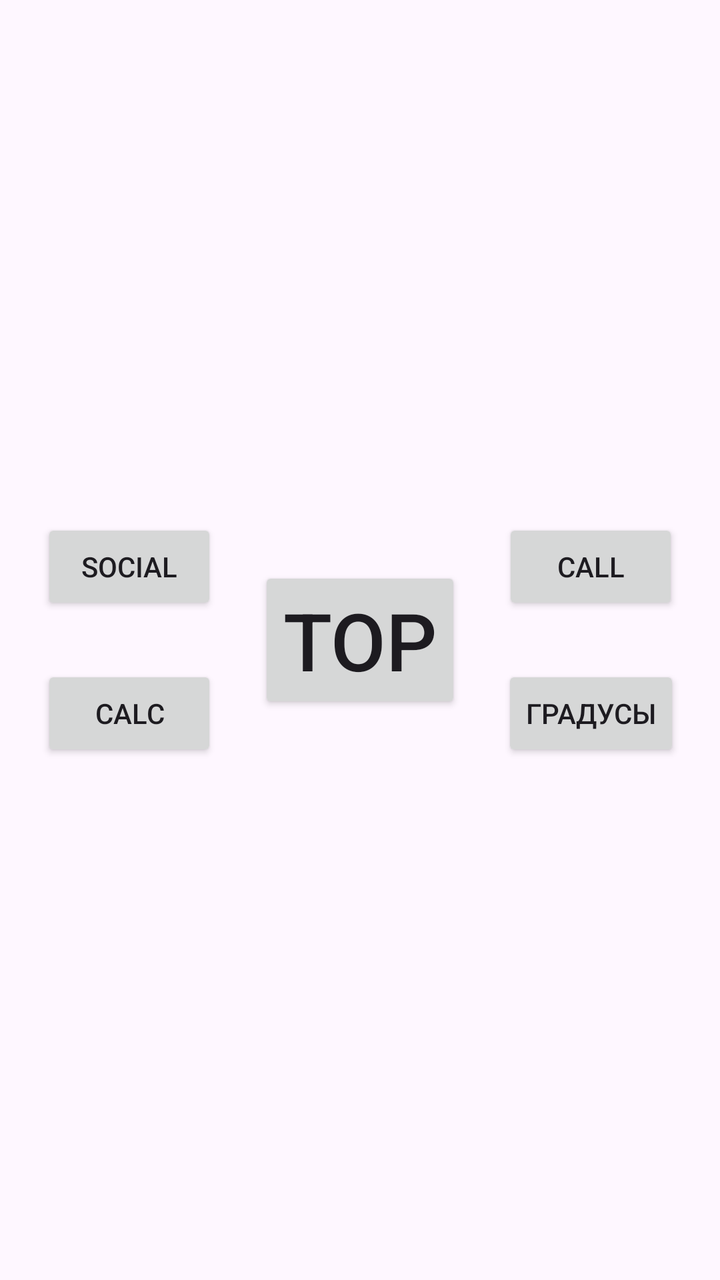
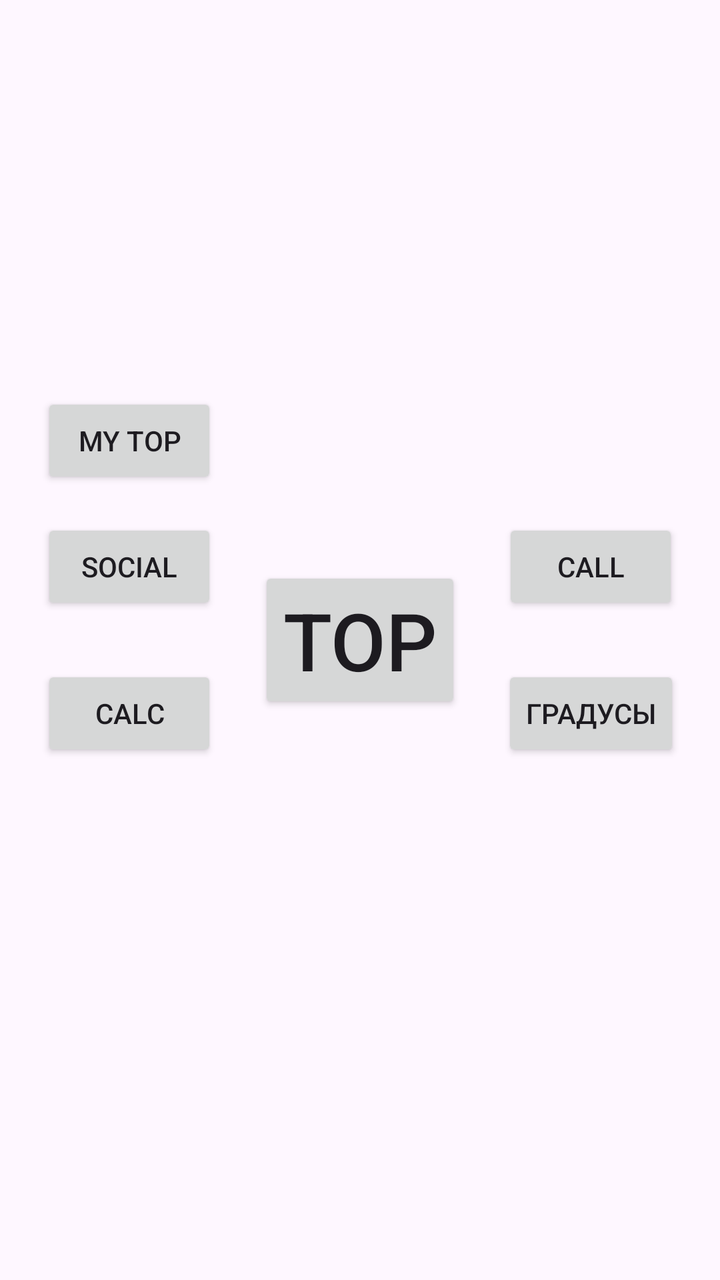

Compare the two renders of this Android layout. The source of the first and the diff that turns it into the second are given below.
<!-- AndroidManifest.xml: application theme Theme.Top -->
<!-- res/layout/activity_main.xml -->
<?xml version="1.0" encoding="utf-8"?>
<androidx.constraintlayout.widget.ConstraintLayout xmlns:android="http://schemas.android.com/apk/res/android"
    xmlns:app="http://schemas.android.com/apk/res-auto"
    xmlns:tools="http://schemas.android.com/tools"
    android:id="@+id/main"
    android:layout_width="match_parent"
    android:layout_height="match_parent"
    tools:context=".MainActivity">

    <Button
        android:id="@+id/button"
        android:layout_width="wrap_content"
        android:layout_height="wrap_content"
        android:text="top"
        android:textSize="40dp"


        app:layout_constraintBottom_toBottomOf="parent"
        app:layout_constraintEnd_toEndOf="parent"
        app:layout_constraintStart_toStartOf="parent"
        app:layout_constraintTop_toTopOf="parent" />

    <Button
        android:id="@+id/quiz"
        android:layout_width="wrap_content"
        android:layout_height="wrap_content"
        android:text="calc"
        app:layout_constraintBottom_toBottomOf="@+id/button"
        app:layout_constraintEnd_toStartOf="@+id/button"
        app:layout_constraintStart_toStartOf="parent"
        app:layout_constraintTop_toBottomOf="@+id/button" />

    <Button
        android:id="@+id/temperature"
        android:layout_width="wrap_content"
        android:layout_height="wrap_content"
        android:text="градусы"
        app:layout_constraintStart_toEndOf="@id/button"
        app:layout_constraintEnd_toEndOf="parent"
        app:layout_constraintTop_toBottomOf="@id/button"
        app:layout_constraintBottom_toBottomOf="@id/button"
        />

    <Button
        android:id="@+id/social"
        android:layout_width="wrap_content"
        android:layout_height="wrap_content"
        app:layout_constraintTop_toTopOf="@+id/button"
        app:layout_constraintBottom_toTopOf="@+id/button"
        app:layout_constraintStart_toStartOf="parent"
        app:layout_constraintEnd_toStartOf="@+id/button"
        android:text="social"/>

    <Button
        android:id="@+id/call"
        android:layout_width="wrap_content"
        android:layout_height="wrap_content"
        android:text="call"
        app:layout_constraintTop_toTopOf="@+id/button"
        app:layout_constraintBottom_toTopOf="@+id/button"
        app:layout_constraintEnd_toEndOf="parent"
        app:layout_constraintStart_toEndOf="@+id/button"/>

</androidx.constraintlayout.widget.ConstraintLayout>
<!-- resources referenced by this layout -->
<resources>
  <style name="Theme.Top" parent="Base.Theme.Top" />
  <style name="Base.Theme.Top" parent="Theme.Material3.DayNight.NoActionBar">
          
          
      </style>
</resources>

<!-- the commit's change to res/layout/activity_main.xml (unified diff, before → after) -->
@@ -21,6 +21,35 @@
         app:layout_constraintTop_toTopOf="parent" />
 
     <Button
+        android:id="@+id/top4ik"
+        android:text="my top"
+        android:layout_width="wrap_content"
+        android:layout_height="wrap_content"
+        android:layout_marginBottom="15dp"
+        app:layout_constraintBottom_toTopOf="@+id/social"
+        app:layout_constraintEnd_toStartOf="@+id/button"
+        app:layout_constraintStart_toStartOf="parent"/>
+    <Button
+        android:id="@+id/social"
+        android:layout_width="wrap_content"
+        android:layout_height="wrap_content"
+        app:layout_constraintTop_toTopOf="@+id/button"
+        app:layout_constraintBottom_toTopOf="@+id/button"
+        app:layout_constraintStart_toStartOf="parent"
+        app:layout_constraintEnd_toStartOf="@+id/button"
+        android:text="social"/>
+
+    <Button
+        android:id="@+id/call"
+        android:layout_width="wrap_content"
+        android:layout_height="wrap_content"
+        android:text="call"
+        app:layout_constraintTop_toTopOf="@+id/button"
+        app:layout_constraintBottom_toTopOf="@+id/button"
+        app:layout_constraintEnd_toEndOf="parent"
+        app:layout_constraintStart_toEndOf="@+id/button"/>
+
+    <Button
         android:id="@+id/quiz"
         android:layout_width="wrap_content"
         android:layout_height="wrap_content"
@@ -41,24 +70,6 @@
         app:layout_constraintBottom_toBottomOf="@id/button"
         />
 
-    <Button
-        android:id="@+id/social"
-        android:layout_width="wrap_content"
-        android:layout_height="wrap_content"
-        app:layout_constraintTop_toTopOf="@+id/button"
-        app:layout_constraintBottom_toTopOf="@+id/button"
-        app:layout_constraintStart_toStartOf="parent"
-        app:layout_constraintEnd_toStartOf="@+id/button"
-        android:text="social"/>
 
-    <Button
-        android:id="@+id/call"
-        android:layout_width="wrap_content"
-        android:layout_height="wrap_content"
-        android:text="call"
-        app:layout_constraintTop_toTopOf="@+id/button"
-        app:layout_constraintBottom_toTopOf="@+id/button"
-        app:layout_constraintEnd_toEndOf="parent"
-        app:layout_constraintStart_toEndOf="@+id/button"/>
 
 </androidx.constraintlayout.widget.ConstraintLayout>
